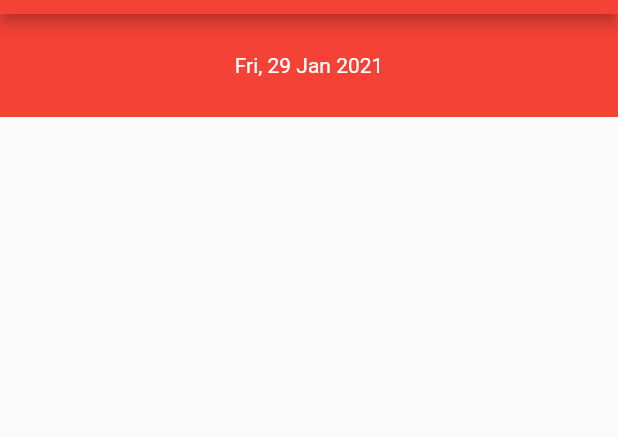
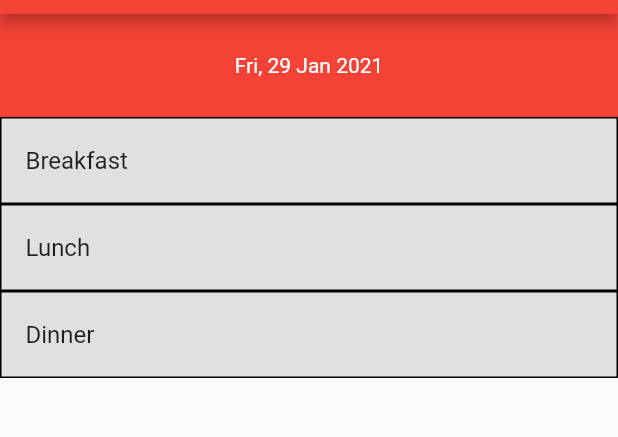
Before and after one commit to AustinHWalsh/Goldstein-App, a Flutter app: the DinoMeals screen opened directly, on a phone screen of 412 x 824 dp, the part 70-507 px from its top. Run offline on Flutter 3.47's test engine with Material 2 defaults, Android fonts, the phone set to English and light mode, and no system bars; our stand-ins replace firebase_core, rflutter_alert, table_calendar; missing offline and left inert: firebase_helpers; accounts and stored records are empty.

Commit message:
finished layout of dino page and fixed small issues in homepage and adding events/announcements

```diff
--- a/goldstein_app/lib/pages/add_event.dart
+++ b/goldstein_app/lib/pages/add_event.dart
@@ -50,7 +50,9 @@ class _AddEventPageState extends State<AddEventPage> {
             ),
           ),
         ),
-      floatingActionButton: FloatingActionButton(
+        floatingActionButton: Visibility(
+          visible: !MenuOpen.adding,
+          child: FloatingActionButton(
             child: Icon(Icons.delete),
             onPressed: () {
               showDialog(
@@ -77,7 +79,7 @@ class _AddEventPageState extends State<AddEventPage> {
                       ));
             },
           ),
-    );
+        ));
   }
 
   // Layout of open page to easily be changed
--- a/goldstein_app/lib/pages/calendarpage.dart
+++ b/goldstein_app/lib/pages/calendarpage.dart
@@ -77,6 +77,7 @@ class _CalendarPageState extends State<CalendarPage> {
       floatingActionButton: FloatingActionButton(
         child: Icon(Icons.add),
         onPressed: () async {
+          MenuOpen.adding = true;
           await Navigator.pushNamed(context, 'add_event');
           // show events after add_event page disappears
           setState(() {
@@ -84,6 +85,7 @@ class _CalendarPageState extends State<CalendarPage> {
                 _openDay.subtract(Duration(hours: _openDay.hour)).toLocal()];
             _selectedEvents = dayEvents == null ? [] : dayEvents;
           });
+          MenuOpen.adding = false;
         },
       ),
     );
--- a/goldstein_app/lib/pages/dino.dart
+++ b/goldstein_app/lib/pages/dino.dart
@@ -73,6 +73,27 @@ class _DinoMealsState extends State<DinoMeals> {
           ),
           height: MediaQuery.of(context).size.height / 12,
         ),
+        Container(
+          child: ListTile(
+            title: Text("Breakfast"),
+          ),
+          decoration: BoxDecoration(
+              color: Colors.grey[300], border: Border.all(color: Colors.black)),
+        ),
+        Container(
+          child: ListTile(
+            title: Text("Lunch"),
+          ),
+          decoration: BoxDecoration(
+              color: Colors.grey[300], border: Border.all(color: Colors.black)),
+        ),
+        Container(
+          child: ListTile(
+            title: Text("Dinner"),
+          ),
+          decoration: BoxDecoration(
+              color: Colors.grey[300], border: Border.all(color: Colors.black)),
+        ),
       ],
     );
   }
--- a/goldstein_app/lib/ui/menu_open.dart
+++ b/goldstein_app/lib/ui/menu_open.dart
@@ -2,4 +2,5 @@
 class MenuOpen {
   static var menuCalendar = false;
   static var userLogged = false;
+  static var adding = false;
 }
--- a/goldstein_app/pubspec.yaml
+++ b/goldstein_app/pubspec.yaml
@@ -31,9 +31,6 @@ dependencies:
   rflutter_alert: ^1.0.3
   crypto: ^2.1.5
   url_launcher: ^5.7.10
-  # The following adds the Cupertino Icons font to your application.
-  # Use with the CupertinoIcons class for iOS style icons.
-  #cupertino_icons: ^1.0.0
 
 dev_dependencies:
   flutter_test:
@@ -64,6 +61,8 @@ flutter:
   # assets:
   #   - images/a_dot_burr.jpeg
   #   - images/a_dot_ham.jpeg
+  assets:
+    - facebook.png
 
   # An image asset can refer to one or more resolution-specific "variants", see
   # https://flutter.dev/assets-and-images/#resolution-aware.
```
Also changed, not shown: goldstein_app/lib/pages/add_announcement.dart (+5 -2 lines), goldstein_app/lib/pages/main.dart (+24 -2 lines), goldstein_app/assets/facebook.png (added). Lines whose indentation alone changed are shown as unchanged.
